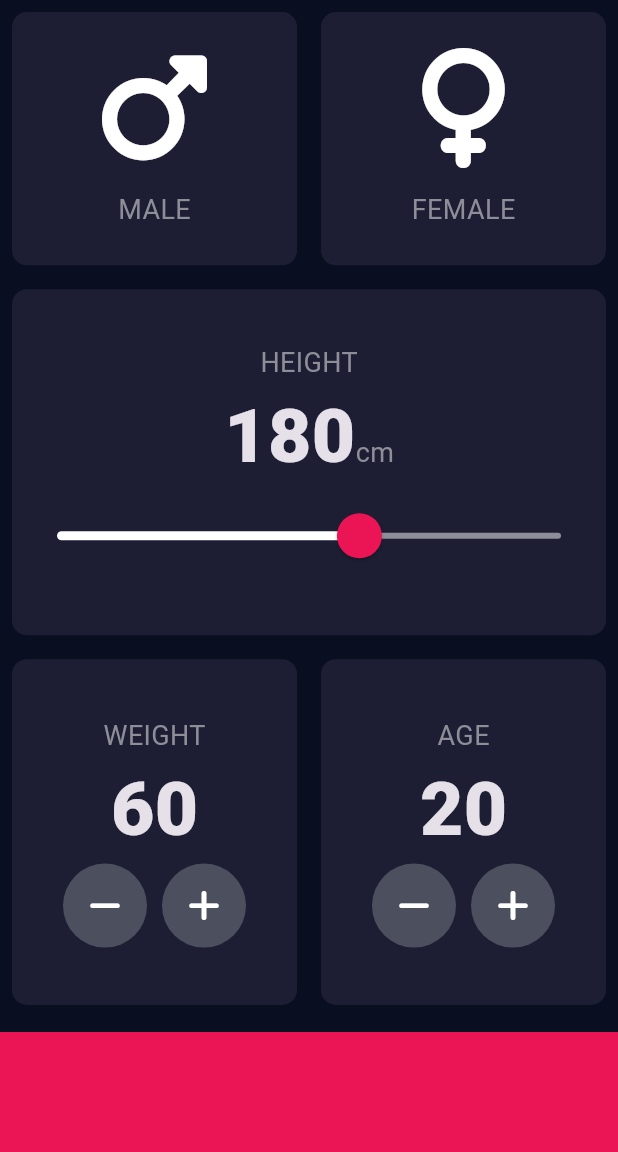
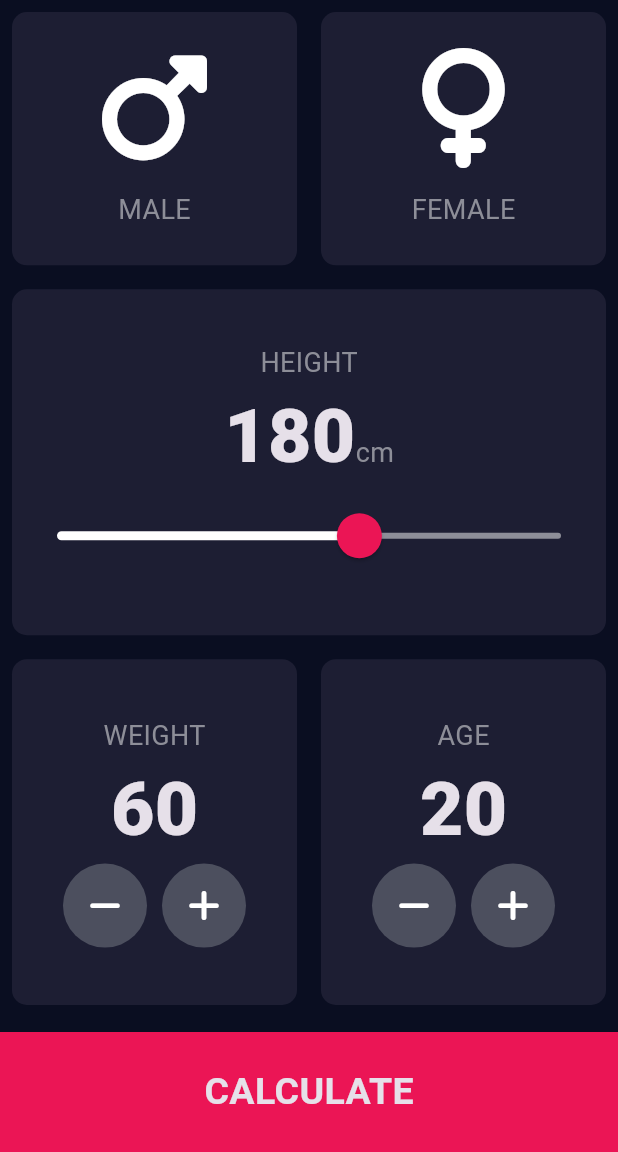
Before and after one commit to hdh6683/bmi_calculator, a Flutter app: the screen it shows after launch, on a phone screen of 412 x 824 dp, the part 84-1236 px from its top. Run offline on Flutter 3.47's test engine with Material 3 defaults, Android fonts, the phone set to English and light mode, and no system bars; our stand-ins replace font_awesome_flutter.

Commit message:
240706 commit

```diff
--- a/lib/input_page.dart
+++ b/lib/input_page.dart
@@ -1,8 +1,10 @@
+import 'package:flutter/cupertino.dart';
 import 'package:flutter/material.dart';
 import 'package:font_awesome_flutter/font_awesome_flutter.dart';
 import 'icon_content.dart';
 import 'reusable_card.dart';
 import 'constants.dart';
+import 'results_page.dart';
 
 enum Gender {
   male,
@@ -211,11 +213,24 @@ class _InputPageState extends State<InputPage> {
               ],
             ),
           ),
-          Container(
-            color: kBottomContainerColour,
-            margin: EdgeInsets.only(top: 10.0),
-            width: double.infinity,
-            height: kBottomContainerHeight,
+          GestureDetector(
+            onTap: () {
+              Navigator.push(context,
+                  MaterialPageRoute(builder: (context) => ResultPage()));
+            },
+            child: Container(
+              child: Center(
+                child: Text(
+                  'CALCULATE',
+                  style: kLargeButtonTextStyle,
+                ),
+              ),
+              color: kBottomContainerColour,
+              margin: EdgeInsets.only(top: 10.0),
+              // padding: EdgeInsets.only(bottom: 10.0),
+              width: double.infinity,
+              height: kBottomContainerHeight,
+            ),
           )
         ],
       ),
```
Also changed, not shown: lib/constants.dart (+21 -0 lines), lib/results_page.dart (added, +52 -0 lines).
